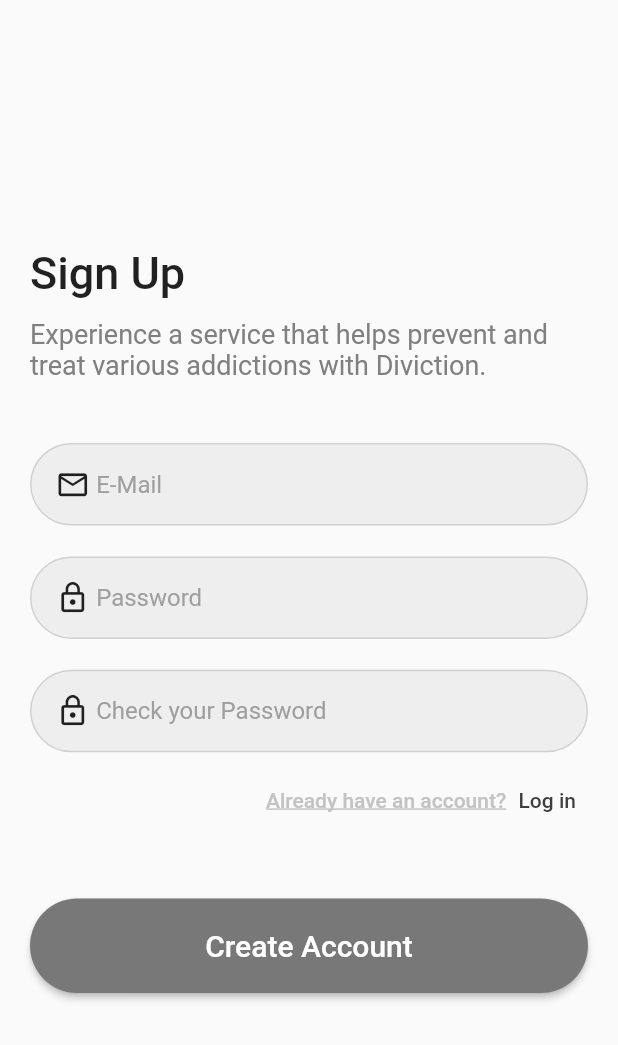
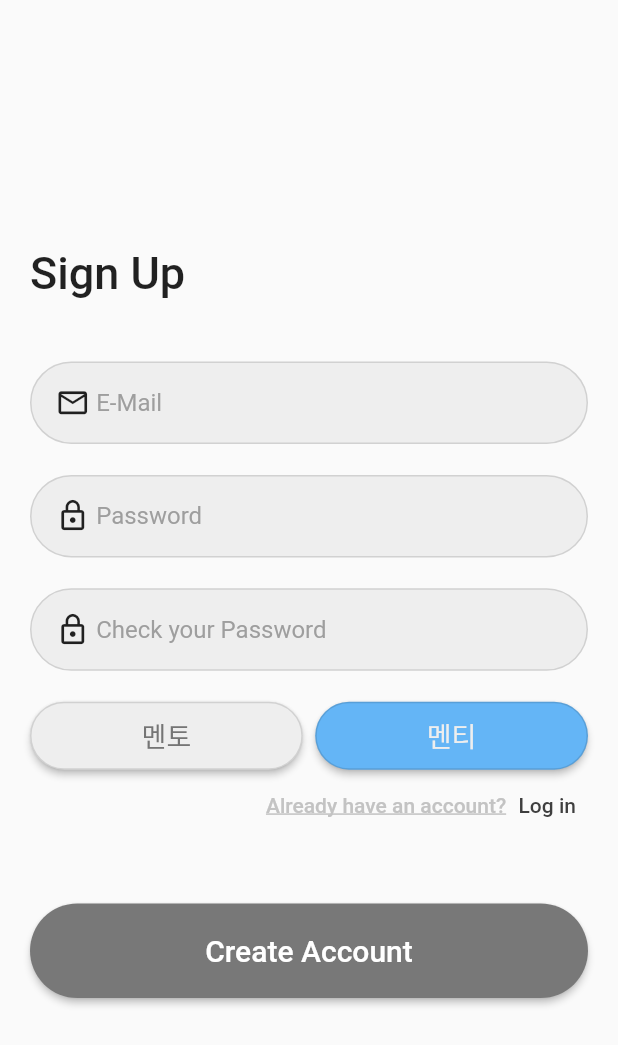
Before and after one commit to PoomAt-E/hobby-mate, a Flutter app: the SignupScreen screen opened directly, on a phone screen of 412 x 824 dp. Shown: the top 1045 px of the screen. Run offline on Flutter 3.47's test engine with Material 2 defaults, Android fonts, the phone set to English and light mode, and no system bars; our stand-ins replace dio, file_picker, firebase_core, flutter_dotenv, flutter_riverpod, flutter_secure_storage and 2 more; accounts and stored records are empty.

Commit message:
feat: 회원가입 멘토/멘티 선택 버튼 추가

```diff
--- a/lib/screen/sign/login_screen.dart
+++ b/lib/screen/sign/login_screen.dart
@@ -64,8 +64,7 @@ class LoginScreenState extends ConsumerState<LoginScreen> {
               SizedBox(height: MediaQuery.of(context).size.height * 0.21),
               const TitleHeader(
                 titleContext: 'Log In',
-                subContext:
-                    'Experience a service that helps prevent and treat various addictions with Diviction.',
+                subContext: '',
               ),
               SizedBox(height: MediaQuery.of(context).size.height * 0.05),
               CustomInputField(
--- a/lib/screen/sign/signup_screen.dart
+++ b/lib/screen/sign/signup_screen.dart
@@ -14,6 +14,8 @@ enum EmailDuplicateState { proceeding, success, fail, apifail }
 
 final idCheckProvider =
     StateProvider<EmailDuplicateState>((ref) => EmailDuplicateState.proceeding);
+
+final roleProvider = StateProvider((ref) => 'ROLE_MENTEE');
 
 class SignupScreen extends ConsumerStatefulWidget {
   const SignupScreen({Key? key}) : super(key: key);
@@ -37,7 +39,6 @@ class SignupScreenState extends ConsumerState<SignupScreen> {
 
   @override
   void dispose() {
-    // TODO: implement dispose
     ref.invalidate(idCheckProvider);
     super.dispose();
   }
@@ -45,6 +46,7 @@ class SignupScreenState extends ConsumerState<SignupScreen> {
   @override
   Widget build(BuildContext context) {
     final idCheckState = ref.watch(idCheckProvider);
+    final role = ref.watch(roleProvider);
 
     WidgetsBinding.instance.addPostFrameCallback((timeStamp) {
       switch (idCheckState) {
@@ -53,8 +55,10 @@ class SignupScreenState extends ConsumerState<SignupScreen> {
               context,
               MaterialPageRoute(
                   builder: (context) => SignUpProfileScreen(
-                      id: textEditingControllerForId.text,
-                      password: textEditingControllerForPw.text)));
+                        id: textEditingControllerForId.text,
+                        password: textEditingControllerForPw.text,
+                        role: role,
+                      )));
           break;
         case EmailDuplicateState.fail:
           showSnackbar('중복된 이메일이 있습니다');
@@ -82,14 +86,12 @@ class SignupScreenState extends ConsumerState<SignupScreen> {
                         mainAxisSize: MainAxisSize.max,
                         children: [
                       Column(
+                        crossAxisAlignment: CrossAxisAlignment.start,
                         children: [
                           SizedBox(
                               height: MediaQuery.of(context).size.height * 0.2),
                           const TitleHeader(
-                            titleContext: 'Sign Up',
-                            subContext:
-                                'Experience a service that helps prevent and treat various addictions with Diviction.',
-                          ),
+                              titleContext: 'Sign Up', subContext: ''),
                           SizedBox(
                               height:
                                   MediaQuery.of(context).size.height * 0.05),
@@ -118,6 +120,10 @@ class SignupScreenState extends ConsumerState<SignupScreen> {
                             textEditingController:
                                 textEditingControllerForCheckPw,
                           ),
+                          SizedBox(
+                              height:
+                                  MediaQuery.of(context).size.height * 0.015),
+                          RoleWidget(),
                           const _PopLoginPage(),
                         ],
                       ),
@@ -126,8 +132,6 @@ class SignupScreenState extends ConsumerState<SignupScreen> {
                       CustomRoundButton(
                           title: 'Create Account',
                           onPressed: onPressedSignupButton),
-                      SizedBox(
-                          height: MediaQuery.of(context).size.height * 0.10),
                     ])))));
   }
 
@@ -140,13 +144,6 @@ class SignupScreenState extends ConsumerState<SignupScreen> {
   }
 
   onPressedSignupButton() {
-    Navigator.push(
-        context,
-        MaterialPageRoute(
-            builder: (context) => SignUpProfileScreen(
-                id: textEditingControllerForId.text,
-                password: textEditingControllerForPw.text)));
-
     // 입력 체크
     if (textEditingControllerForId.text == '' ||
         textEditingControllerForPw.text == '' ||
@@ -171,16 +168,58 @@ class SignupScreenState extends ConsumerState<SignupScreen> {
   }
 
   void checkEmail(String email) async {
-    try {
-      bool result = await AuthService().emailCheck(email, 'ROLE_USER');
-      if (result) {
-        ref.read(idCheckProvider.notifier).state = EmailDuplicateState.success;
-      } else {
-        ref.read(idCheckProvider.notifier).state = EmailDuplicateState.fail;
-      }
-    } catch (e) {
-      ref.read(idCheckProvider.notifier).state = EmailDuplicateState.apifail;
-    }
+    Navigator.push(
+        context,
+        MaterialPageRoute(
+            builder: (context) => SignUpProfileScreen(
+                  id: textEditingControllerForId.text,
+                  password: textEditingControllerForPw.text,
+                  role: 'ROLE_MENTEE', // 임시
+                )));
+
+    //   try {
+    //     bool result = await AuthService().emailCheck(email, 'ROLE_USER');
+    //     if (result) {
+    //       ref.read(idCheckProvider.notifier).state = EmailDuplicateState.success;
+    //     } else {
+    //       ref.read(idCheckProvider.notifier).state = EmailDuplicateState.fail;
+    //     }
+    //   } catch (e) {
+    //     ref.read(idCheckProvider.notifier).state = EmailDuplicateState.apifail;
+    //   }
+  }
+}
+
+class RoleWidget extends ConsumerStatefulWidget {
+  const RoleWidget({super.key});
+
+  @override
+  RoleWidgetState createState() => RoleWidgetState();
+}
+
+class RoleWidgetState extends ConsumerState<RoleWidget> {
+  @override
+  Widget build(BuildContext context) {
+    final role = ref.watch(roleProvider);
+    return Row(
+      crossAxisAlignment: CrossAxisAlignment.center,
+      children: [
+        RowButton(
+          data: '멘토',
+          onGenderChoosed: () => setState(() {
+            ref.read(roleProvider.notifier).state = 'ROLE_MENTOR';
+          }),
+          state: role == 'ROLE_MENTOR',
+        ),
+        SizedBox(width: MediaQuery.of(context).size.width * 0.02),
+        RowButton(
+            data: '멘티',
+            onGenderChoosed: () => setState(() {
+                  ref.read(roleProvider.notifier).state = 'ROLE_MENTEE';
+                }),
+            state: role == 'ROLE_MENTEE'),
+      ],
+    );
   }
 }
 
--- a/lib/screen/splash_screen.dart
+++ b/lib/screen/splash_screen.dart
@@ -25,7 +25,7 @@ class SplashScreen extends ConsumerWidget {
     void toLoginScreen() {
       Navigator.pushAndRemoveUntil(
           context,
-          MaterialPageRoute(builder: (context) => const BottomNavigation()),
+          MaterialPageRoute(builder: (context) => const LoginScreen()),
           (route) => false);
     }
 
```
Also changed, not shown: lib/screen/sign/signup_profile_screen.dart (+53 -39 lines).
